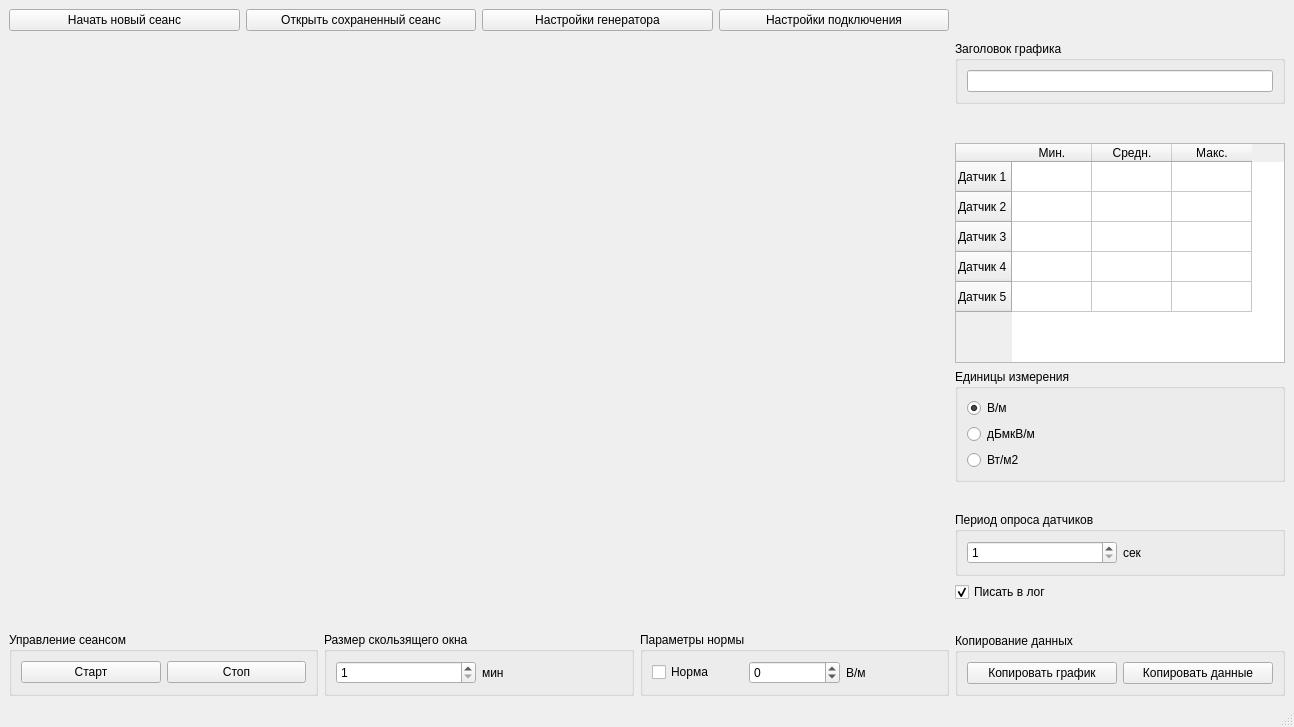
First picture: the form in mainwindow.ui, repository CrinitusFeles/SMEF, before the edit.
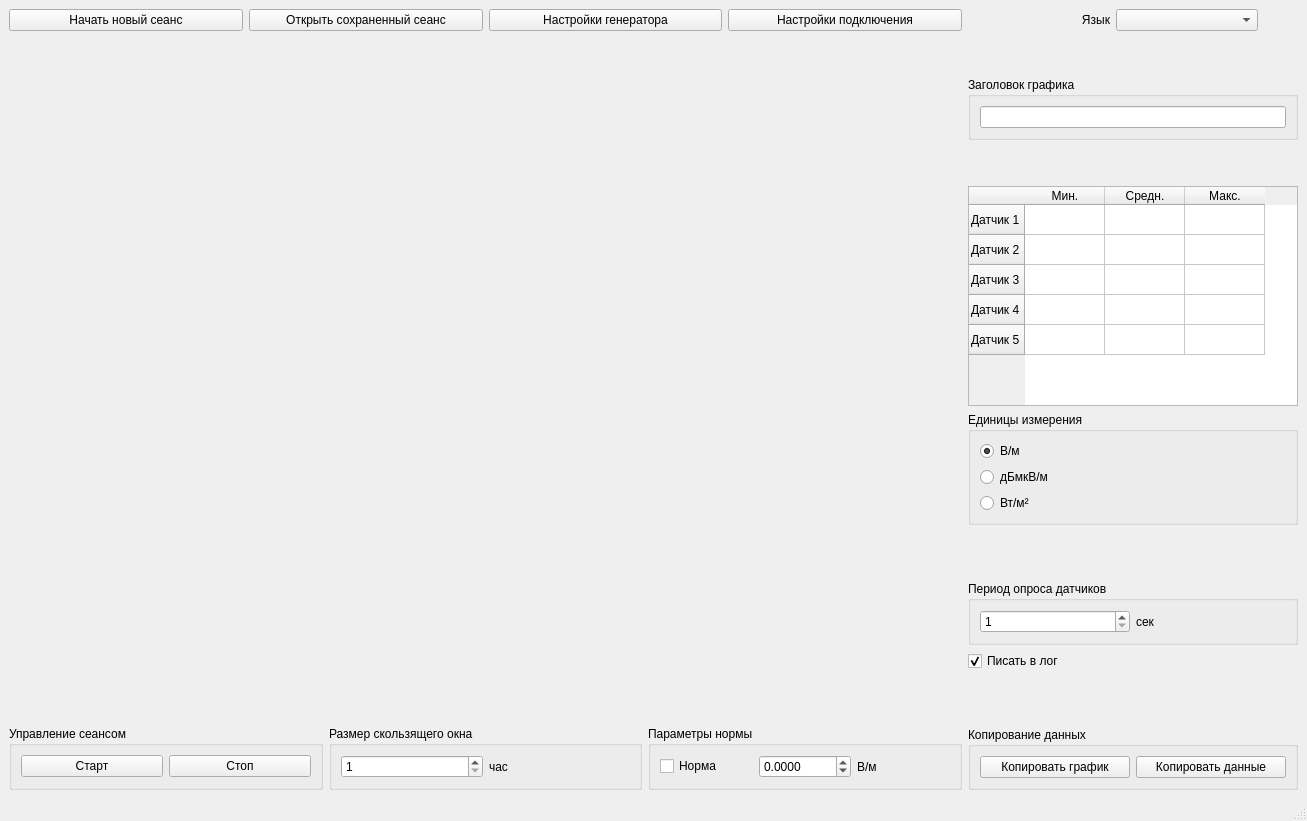
Second picture: the form after the edit. Custom widgets are drawn as their Qt base class.

What changed in the file:
```diff
--- a/mainwindow.ui
+++ b/mainwindow.ui
@@ -6,15 +6,15 @@
    <rect>
     <x>0</x>
     <y>0</y>
-    <width>1294</width>
-    <height>727</height>
+    <width>1307</width>
+    <height>821</height>
    </rect>
   </property>
   <property name="windowTitle">
    <string>MainWindow</string>
   </property>
   <widget class="QWidget" name="centralwidget">
-   <layout class="QHBoxLayout" name="horizontalLayout_10">
+   <layout class="QHBoxLayout" name="horizontalLayout_11">
     <item>
      <layout class="QHBoxLayout" name="horizontalLayout_3">
       <item>
@@ -125,7 +125,7 @@
                <item>
                 <widget class="QLabel" name="label_2">
                  <property name="text">
-                  <string>мин</string>
+                  <string>час</string>
                  </property>
                 </widget>
                </item>
@@ -148,15 +148,15 @@
               </widget>
              </item>
              <item>
-              <widget class="QSpinBox" name="norma_val_spinbox">
+              <widget class="QDoubleSpinBox" name="norma_val_spinbox">
+               <property name="decimals">
+                <number>4</number>
+               </property>
                <property name="minimum">
-                <number>-200</number>
+                <double>-1000.000000000000000</double>
                </property>
                <property name="maximum">
-                <number>200</number>
-               </property>
-               <property name="value">
-                <number>0</number>
+                <double>1000.000000000000000</double>
                </property>
               </widget>
              </item>
@@ -178,6 +178,52 @@
        <layout class="QVBoxLayout" name="verticalLayout_6">
         <item>
          <layout class="QVBoxLayout" name="verticalLayout_5">
+          <item>
+           <layout class="QHBoxLayout" name="horizontalLayout_10">
+            <item>
+             <widget class="QLabel" name="label_3">
+              <property name="sizePolicy">
+               <sizepolicy hsizetype="Minimum" vsizetype="Preferred">
+                <horstretch>0</horstretch>
+                <verstretch>0</verstretch>
+               </sizepolicy>
+              </property>
+              <property name="text">
+               <string>Язык</string>
+              </property>
+              <property name="alignment">
+               <set>Qt::AlignRight|Qt::AlignTrailing|Qt::AlignVCenter</set>
+              </property>
+             </widget>
+            </item>
+            <item>
+             <widget class="QComboBox" name="locale_combo_box">
+              <property name="sizePolicy">
+               <sizepolicy hsizetype="Minimum" vsizetype="Fixed">
+                <horstretch>0</horstretch>
+                <verstretch>0</verstretch>
+               </sizepolicy>
+              </property>
+             </widget>
+            </item>
+            <item>
+             <spacer name="horizontalSpacer">
+              <property name="orientation">
+               <enum>Qt::Horizontal</enum>
+              </property>
+              <property name="sizeType">
+               <enum>QSizePolicy::Minimum</enum>
+              </property>
+              <property name="sizeHint" stdset="0">
+               <size>
+                <width>40</width>
+                <height>20</height>
+               </size>
+              </property>
+             </spacer>
+            </item>
+           </layout>
+          </item>
           <item>
            <spacer name="verticalSpacer_2">
             <property name="orientation">
@@ -334,7 +380,7 @@
            <item>
             <widget class="QRadioButton" name="units_rbutton3">
              <property name="text">
-              <string>Вт/м2</string>
+              <string>Вт/м²</string>
              </property>
             </widget>
            </item>
```
Left out of the diff: 2 changed lines with no effect on the pictures.
